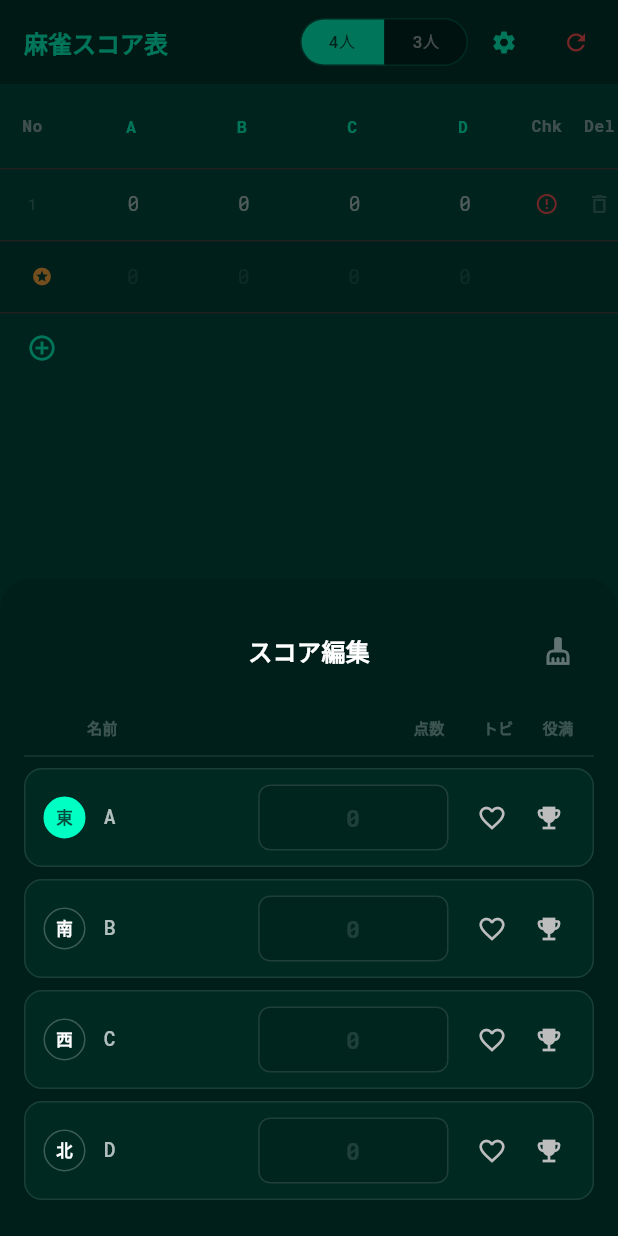
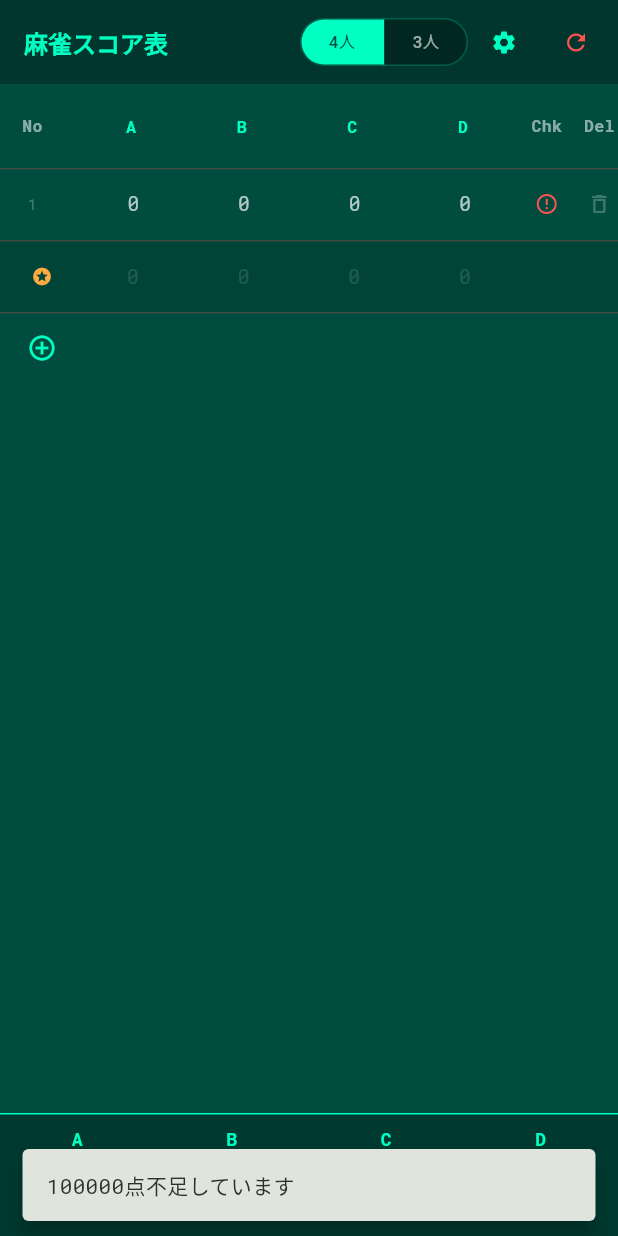
Before and after one commit to admin-test-hoyo/mahjong-score, a Flutter app: the screen it shows after launch, after a tap on the "add circle outline" icon, after a tap on the "error outline" icon, on a phone screen of 412 x 824 dp. Run offline on Flutter 3.47's test engine with Material 3 defaults, Android fonts, the phone set to English and light mode, and no system bars; our stand-ins replace flutter_riverpod, google_fonts, shared_preferences.

Commit message:
fix: enlarge footer fonts and add interactive validation messages

```diff
--- a/lib/features/calc/calc_screen.dart
+++ b/lib/features/calc/calc_screen.dart
@@ -129,7 +129,14 @@
                     }
                     return DataCell(SizedBox(width: pWidth, child: Center(child: Text(val, style: GoogleFonts.robotoMono(color: col, fontWeight: results != null ? FontWeight.bold : FontWeight.normal)))));
                   }),
-                  DataCell(SizedBox(width: ctrlWidth, child: Center(child: Icon(isValid ? Icons.check_circle : Icons.error_outline, color: isValid ? const Color(0xFF00FFC2).withOpacity(0.3) : Colors.redAccent, size: 16)))),
+                  DataCell(SizedBox(width: ctrlWidth, child: Center(child: GestureDetector(
+                    onTap: isValid ? null : () {
+                      final diff = config.targetTotalScore - sum;
+                      final msg = diff > 0 ? '$diff点不足しています' : '${diff.abs()}点超過しています';
+                      ScaffoldMessenger.of(context).showSnackBar(SnackBar(content: Text(msg), behavior: SnackBarBehavior.floating, duration: const Duration(seconds: 2)));
+                    },
+                    child: Icon(isValid ? Icons.check_circle : Icons.error_outline, color: isValid ? const Color(0xFF00FFC2).withOpacity(0.3) : Colors.redAccent, size: 16),
+                  )))),
                   DataCell(SizedBox(width: ctrlWidth, child: Center(child: IconButton(padding: EdgeInsets.zero, constraints: const BoxConstraints(), icon: const Icon(Icons.delete_outline, color: Colors.white24, size: 16), onPressed: () => ref.read(calcProvider.notifier).deleteGame(game.id))))),
                 ]);
               }),
@@ -285,7 +292,12 @@
     final int fin = (raw - (conf.gameFee / players)).round();
     final int bFee = conf.roundingTenYen ? (raw / 10.0).ceil() * 10 : raw.round();
     final int fBal = conf.roundingTenYen ? (fin / 10.0).ceil() * 10 : fin;
-    return Column(children: [Text(name, style: const TextStyle(color: Color(0xFF00FFC2), fontSize: 10, fontWeight: FontWeight.bold), overflow: TextOverflow.ellipsis), Text('Pt:${pt.toCommaString()}|Ch:${ch.toCommaString()}', style: const TextStyle(color: Colors.white30, fontSize: 8)), Text('¥${bFee.toCommaString()}', style: TextStyle(color: bFee < 0 ? Colors.redAccent : Colors.white60, fontSize: 9)), Text('¥${fBal.toCommaString()}', style: TextStyle(color: fBal >= 0 ? Colors.greenAccent : Colors.redAccent, fontSize: 10, fontWeight: FontWeight.bold))]);
+    return Column(mainAxisSize: MainAxisSize.min, children: [
+      Text(name, style: const TextStyle(color: Color(0xFF00FFC2), fontSize: 12, fontWeight: FontWeight.bold), overflow: TextOverflow.ellipsis),
+      Text('Pt:${pt.toCommaString()}|Ch:${ch.toCommaString()}', style: const TextStyle(color: Colors.white30, fontSize: 10)),
+      Text('収支: ¥${bFee.toCommaString()}', style: TextStyle(color: bFee < 0 ? Colors.redAccent : Colors.white60, fontSize: 11)),
+      Text('込: ¥${fBal.toCommaString()}', style: TextStyle(color: fBal >= 0 ? Colors.greenAccent : Colors.redAccent, fontSize: 12, fontWeight: FontWeight.bold)),
+    ]);
   }
 }
 
```
Also changed, not shown: 2 other files.
